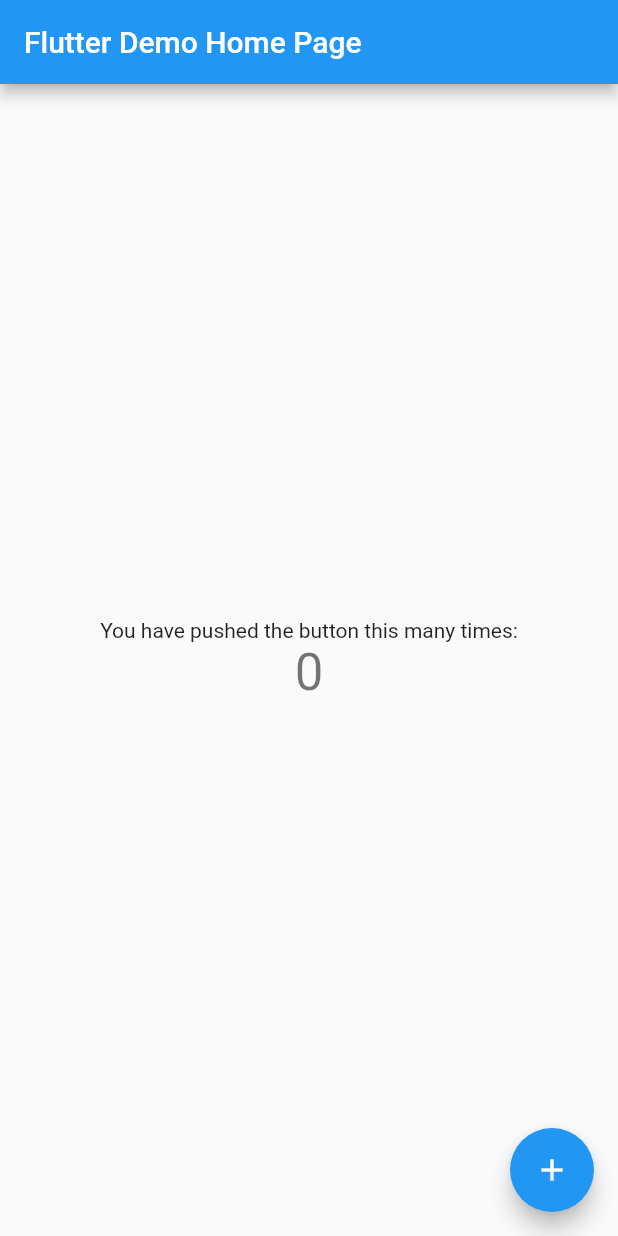
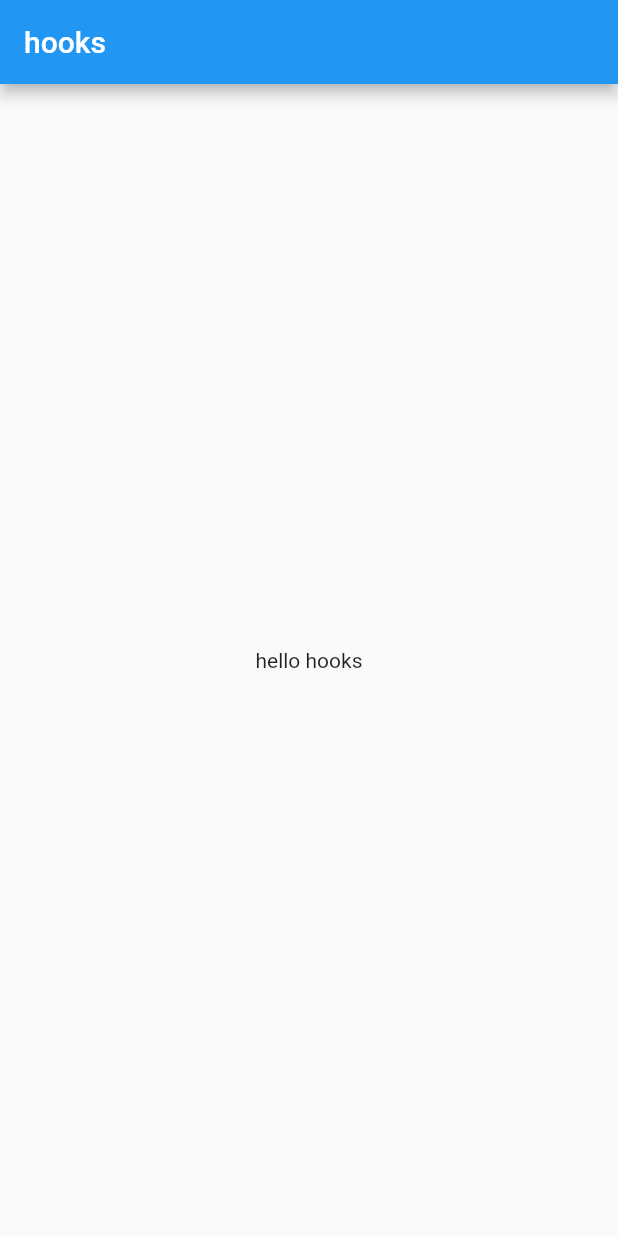
Before and after one commit to murakamiren/flutter_hooks_prac, a Flutter app: the screen it shows after launch, on a phone screen of 412 x 824 dp. Run offline on Flutter 3.47's test engine with Material 2 defaults, Android fonts, the phone set to English and light mode, and no system bars; our stand-ins replace flutter_hooks.

Commit message:
homeview hook

```diff
--- a/lib/main.dart
+++ b/lib/main.dart
@@ -1,4 +1,5 @@
 import 'package:flutter/material.dart';
+import 'package:flutter_hooks_prac/view/home.dart';
 
 void main() {
   runApp(const MyApp());
@@ -7,109 +8,11 @@ void main() {
 class MyApp extends StatelessWidget {
   const MyApp({Key? key}) : super(key: key);
 
-  // This widget is the root of your application.
   @override
   Widget build(BuildContext context) {
     return MaterialApp(
-      title: 'Flutter Demo',
-      theme: ThemeData(
-        // This is the theme of your application.
-        //
-        // Try running your application with "flutter run". You'll see the
-        // application has a blue toolbar. Then, without quitting the app, try
-        // changing the primarySwatch below to Colors.green and then invoke
-        // "hot reload" (press "r" in the console where you ran "flutter run",
-        // or simply save your changes to "hot reload" in a Flutter IDE).
-        // Notice that the counter didn't reset back to zero; the application
-        // is not restarted.
-        primarySwatch: Colors.blue,
-      ),
-      home: const MyHomePage(title: 'Flutter Demo Home Page'),
+      title: "flutter hooks prac",
+      home: HomeView(),
     );
   }
 }
-
-class MyHomePage extends StatefulWidget {
-  const MyHomePage({Key? key, required this.title}) : super(key: key);
-
-  // This widget is the home page of your application. It is stateful, meaning
-  // that it has a State object (defined below) that contains fields that affect
-  // how it looks.
-
-  // This class is the configuration for the state. It holds the values (in this
-  // case the title) provided by the parent (in this case the App widget) and
-  // used by the build method of the State. Fields in a Widget subclass are
-  // always marked "final".
-
-  final String title;
-
-  @override
-  State<MyHomePage> createState() => _MyHomePageState();
-}
-
-class _MyHomePageState extends State<MyHomePage> {
-  int _counter = 0;
-
-  void _incrementCounter() {
-    setState(() {
-      // This call to setState tells the Flutter framework that something has
-      // changed in this State, which causes it to rerun the build method below
-      // so that the display can reflect the updated values. If we changed
-      // _counter without calling setState(), then the build method would not be
-      // called again, and so nothing would appear to happen.
-      _counter++;
-    });
-  }
-
-  @override
-  Widget build(BuildContext context) {
-    // This method is rerun every time setState is called, for instance as done
-    // by the _incrementCounter method above.
-    //
-    // The Flutter framework has been optimized to make rerunning build methods
-    // fast, so that you can just rebuild anything that needs updating rather
-    // than having to individually change instances of widgets.
-    return Scaffold(
-      appBar: AppBar(
-        // Here we take the value from the MyHomePage object that was created by
-        // the App.build method, and use it to set our appbar title.
-        title: Text(widget.title),
-      ),
-      body: Center(
-        // Center is a layout widget. It takes a single child and positions it
-        // in the middle of the parent.
-        child: Column(
-          // Column is also a layout widget. It takes a list of children and
-          // arranges them vertically. By default, it sizes itself to fit its
-          // children horizontally, and tries to be as tall as its parent.
-          //
-          // Invoke "debug painting" (press "p" in the console, choose the
-          // "Toggle Debug Paint" action from the Flutter Inspector in Android
-          // Studio, or the "Toggle Debug Paint" command in Visual Studio Code)
-          // to see the wireframe for each widget.
-          //
-          // Column has various properties to control how it sizes itself and
-          // how it positions its children. Here we use mainAxisAlignment to
-          // center the children vertically; the main axis here is the vertical
-          // axis because Columns are vertical (the cross axis would be
-          // horizontal).
-          mainAxisAlignment: MainAxisAlignment.center,
-          children: <Widget>[
-            const Text(
-              'You have pushed the button this many times:',
-            ),
-            Text(
-              '$_counter',
-              style: Theme.of(context).textTheme.headline4,
-            ),
-          ],
-        ),
-      ),
-      floatingActionButton: FloatingActionButton(
-        onPressed: _incrementCounter,
-        tooltip: 'Increment',
-        child: const Icon(Icons.add),
-      ), // This trailing comma makes auto-formatting nicer for build methods.
-    );
-  }
-}
--- /dev/null
+++ b/lib/view/home.dart
@@ -0,0 +1,16 @@
+import 'package:flutter/material.dart';
+import 'package:flutter_hooks/flutter_hooks.dart';
+
+class HomeView extends HookWidget {
+  @override
+  Widget build(BuildContext context) {
+    return Scaffold(
+      appBar: AppBar(
+        title: Text("hooks"),
+      ),
+      body: Center(
+        child: Text("hello hooks"),
+      ),
+    );
+  }
+}
```
